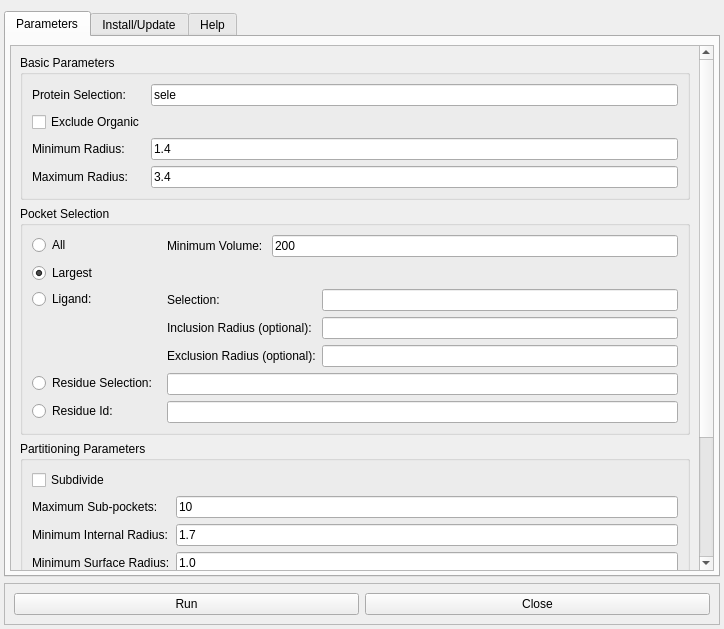
Above: pyvol_plugin/pyvolgui.ui from schlessinger-lab/pyvol before the change. Below: the same form after it.
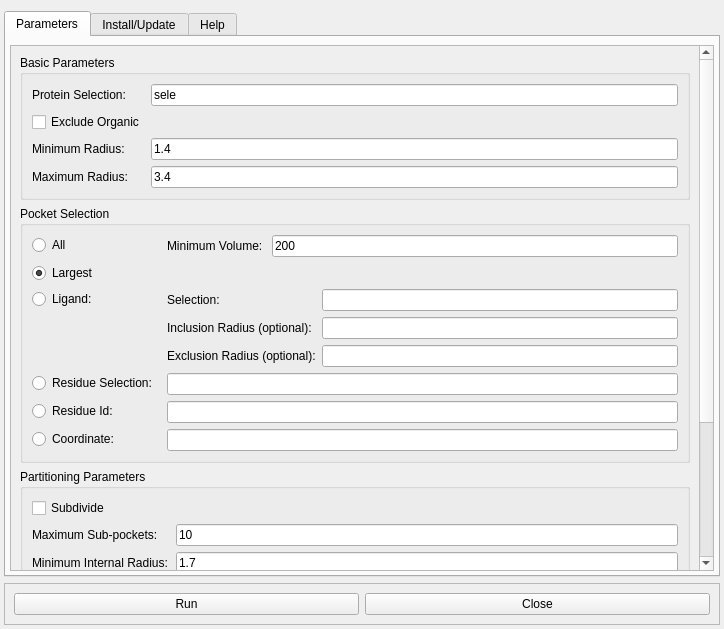
That is the form after the change.

Commit message: fixed a minor error where the GUI window title falsely claimed to be the plugin manager

```diff
--- a/pyvol_plugin/pyvolgui.ui
+++ b/pyvol_plugin/pyvolgui.ui
@@ -57,9 +57,9 @@
           <property name="geometry">
            <rect>
             <x>0</x>
-            <y>0</y>
+            <y>-136</y>
             <width>688</width>
-            <height>746</height>
+            <height>777</height>
            </rect>
           </property>
           <layout class="QVBoxLayout" name="verticalLayout_5">
@@ -229,6 +229,16 @@
                   </property>
                  </widget>
                 </item>
+                <item row="5" column="0">
+                 <widget class="QRadioButton" name="coordinate_rbutton">
+                  <property name="text">
+                   <string>Coordinate: </string>
+                  </property>
+                 </widget>
+                </item>
+                <item row="5" column="1">
+                 <widget class="QLineEdit" name="coordinate_ledit"/>
+                </item>
                </layout>
               </item>
              </layout>
```
Left out of the diff: 2 changed lines with no effect on the pictures. The commit also changes 3 other files.
